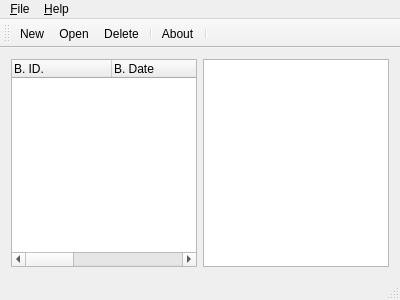
First picture: the form in src/mainwindow.ui, repository jayadevenair/accounting-made-easy, before the edit.
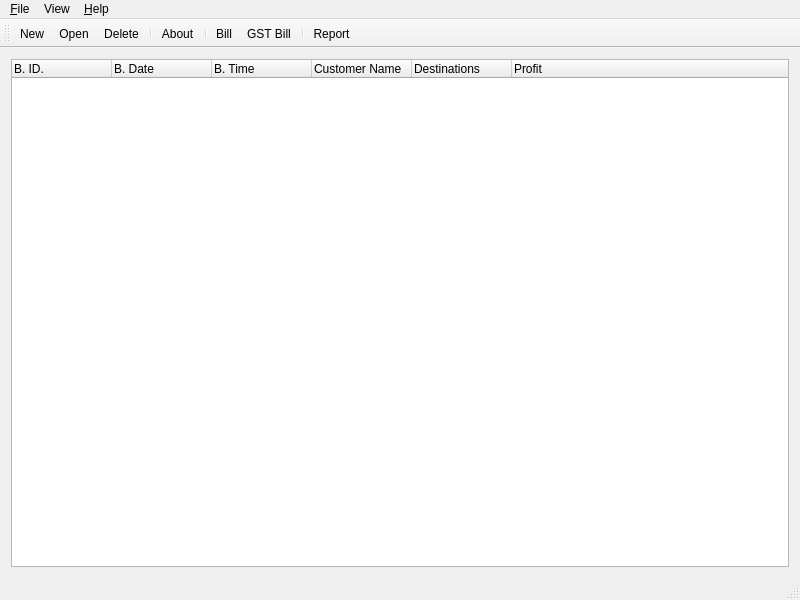
Second picture: the form after the edit. Icons and pictures are not drawn.

Commit message: Add actions for bill and report generation Add new form for genration of report

```diff
--- a/src/mainwindow.ui
+++ b/src/mainwindow.ui
@@ -6,8 +6,8 @@
    <rect>
     <x>0</x>
     <y>0</y>
-    <width>400</width>
-    <height>300</height>
+    <width>800</width>
+    <height>600</height>
    </rect>
   </property>
   <property name="sizePolicy">
@@ -18,8 +18,8 @@
   </property>
   <property name="maximumSize">
    <size>
-    <width>400</width>
-    <height>300</height>
+    <width>800</width>
+    <height>600</height>
    </size>
   </property>
   <property name="windowTitle">
@@ -61,9 +61,6 @@
       </column>
      </widget>
     </item>
-    <item>
-     <widget class="QGraphicsView" name="graphicsView"/>
-    </item>
    </layout>
   </widget>
   <widget class="QMenuBar" name="menuBar">
@@ -71,7 +68,7 @@
     <rect>
      <x>0</x>
      <y>0</y>
-     <width>400</width>
+     <width>800</width>
      <height>22</height>
     </rect>
    </property>
@@ -91,7 +88,18 @@
     </property>
     <addaction name="action_About"/>
    </widget>
+   <widget class="QMenu" name="menuView">
+    <property name="title">
+     <string>View</string>
+    </property>
+    <addaction name="separator"/>
+    <addaction name="actionBill"/>
+    <addaction name="actionGST_Bill"/>
+    <addaction name="separator"/>
+    <addaction name="actionReport"/>
+   </widget>
    <addaction name="menu_File"/>
+   <addaction name="menuView"/>
    <addaction name="menuHelp"/>
   </widget>
   <widget class="QStatusBar" name="statusBar"/>
@@ -111,6 +119,10 @@
    <addaction name="separator"/>
    <addaction name="action_About"/>
    <addaction name="separator"/>
+   <addaction name="actionBill"/>
+   <addaction name="actionGST_Bill"/>
+   <addaction name="separator"/>
+   <addaction name="actionReport"/>
   </widget>
   <action name="action_New">
    <property name="icon">
@@ -199,7 +211,49 @@
     <string extracomment="Delete the selected Quotation"/>
    </property>
    <property name="shortcut">
-    <string>Ctrl+D</string>
+    <string>Del</string>
+   </property>
+  </action>
+  <action name="actionBill">
+   <property name="text">
+    <string>&amp;Bill</string>
+   </property>
+   <property name="toolTip">
+    <string>Generate Normal Bill</string>
+   </property>
+   <property name="statusTip">
+    <string>Generate Normal Bill</string>
+   </property>
+   <property name="shortcut">
+    <string>Ctrl+B</string>
+   </property>
+  </action>
+  <action name="actionGST_Bill">
+   <property name="text">
+    <string>&amp;GST Bill</string>
+   </property>
+   <property name="toolTip">
+    <string>Generate GST Bill</string>
+   </property>
+   <property name="statusTip">
+    <string>Generate GST Bill</string>
+   </property>
+   <property name="shortcut">
+    <string>Ctrl+G</string>
+   </property>
+  </action>
+  <action name="actionReport">
+   <property name="text">
+    <string>&amp;Report</string>
+   </property>
+   <property name="toolTip">
+    <string>Generate Summary Report</string>
+   </property>
+   <property name="statusTip">
+    <string>Generate Summary Report</string>
+   </property>
+   <property name="shortcut">
+    <string>Ctrl+R</string>
    </property>
   </action>
  </widget>
```
The commit also changes 6 other files.
